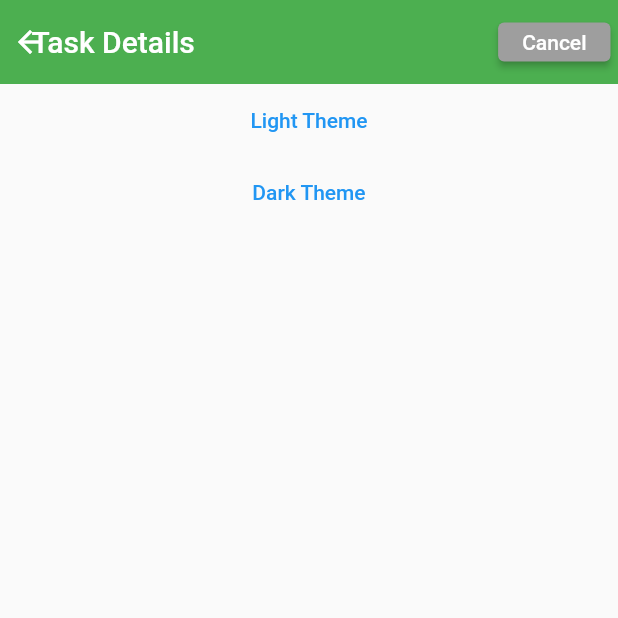
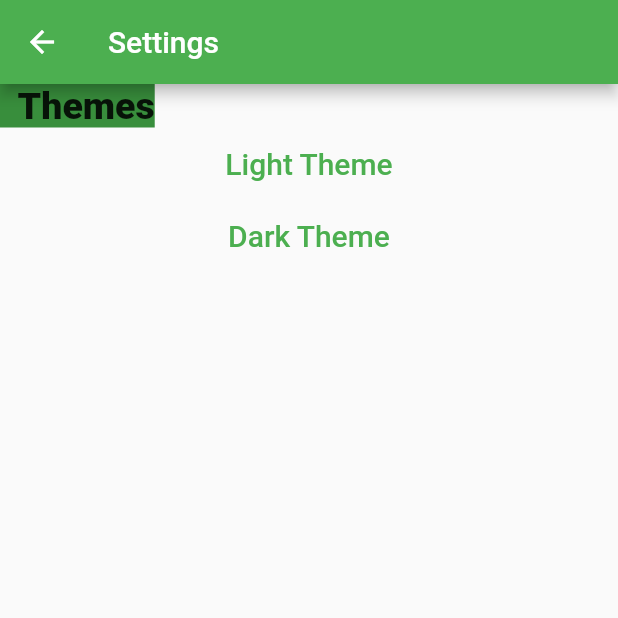
Before and after one commit to OmarIT555/NextStepPlanningApp, a Flutter app: the Settings screen opened directly, after a tap on "Light Theme", on a phone screen of 412 x 824 dp, the top half of it. Run offline on Flutter 3.47's test engine with Material 2 defaults, Android fonts, the phone set to English and light mode, and no system bars.

Commit message:
Implemented functionality in Navigation Bar, can now switch between screens. Theme light/dark moved to Settings screen, replaced appbar with a custom appbar

```diff
--- a/lib/Settings.dart
+++ b/lib/Settings.dart
@@ -2,53 +2,45 @@ import 'package:flutter/cupertino.dart';
 import 'package:flutter/material.dart';
 import 'package:next_step_planning/home_screen.dart';
 import 'package:provider/provider.dart';
-
 import 'theme.dart';
 
 class Settings extends StatelessWidget {
-  String taskName;
   @override
   Widget build(BuildContext context) {
     ThemeChanger _themeChanger = Provider.of<ThemeChanger>(context);
     return Scaffold(
-        appBar: AppBar(
-            elevation: 0,
-            leadingWidth: 5,
-            title: Text(
-              "Task Details",
-              style: TextStyle(),
-            ),
-            actions: <Widget>[
-              Container(
-                margin: const EdgeInsets.only(
-                    top: 15.0, bottom: 15.0, right: 5.0, left: 5.0),
-                child: ElevatedButton(
-                  style: ElevatedButton.styleFrom(
-                    primary: Colors.grey,
-                  ),
-                  child: Text("Cancel"),
-                  onPressed: () {
-                    print("Cancel button was clicked");
-                  },
-                ),
-              ),
-            ]),
-        body: Center(
-
-
+        appBar: AppBar(title: Text("Settings")),
+        body:
+        Center(
           child: Column(
             children: <Widget>[
+
+              Align(
+                alignment: Alignment.centerLeft,
+                child: Text("  Themes                                                                                                                                                                                                                                                                                                ",
+                    style: TextStyle(fontSize: 25, fontWeight: FontWeight.w800, backgroundColor: Colors.green.shade700)),
+              ),
+
+              Align(
+                alignment: Alignment.center,
+                child:
                 TextButton(
-                  child: Text('Light Theme'),
+                    child: Text('Light Theme', style: TextStyle(color: Colors.green, fontSize: 20)),
                     onPressed: () => _themeChanger.setTheme(ThemeData.light().copyWith(
                       accentColor: Colors.green,
                       primaryColor: Colors.green,
                     ))),
-              TextButton(
-                  child: Text('Dark Theme'),
+              ),
+
+              Align(
+                alignment: Alignment.center,
+                child: TextButton(
+                    child: Text('Dark Theme', style: TextStyle(color: Colors.green, fontSize: 20)),
                     onPressed: () => _themeChanger.setTheme(ThemeData.dark().copyWith(
                         accentColor: Colors.green,
                         primaryColor: Colors.green))),
+              )
+
             ],
           ),
         )
--- a/lib/home_screen.dart
+++ b/lib/home_screen.dart
@@ -23,7 +23,6 @@ class _MyHomePageState extends State<MyHomePage> {
     return tasks;
   }
 
-  // Widget currentScreen = listViewBuilder(0);
 
   // Used with the Floating Action Button (For now) Keeps track of how many times it's pressed
   void _incrementCounter() {
@@ -33,8 +32,7 @@ class _MyHomePageState extends State<MyHomePage> {
     });
   }
 
-  int _navigationIndex = 0;
-  final List<Widget> _pages = [MyHomePage(), Settings(), Settings()];
+
 
   //Builds The App
   @override
@@ -47,27 +45,6 @@ class _MyHomePageState extends State<MyHomePage> {
         child: listViewBuilder(count), //currentScreen //listViewBuilder(count),
         //TaskDetails(),
       ),
-
-      //bottomSheet: _pages[_navigationIndex],
-      bottomNavigationBar: BottomNavigationBar(
-        currentIndex: _navigationIndex,
-        type: BottomNavigationBarType.fixed,
-        backgroundColor: Colors.green,
-        selectedItemColor: Colors.white,
-        unselectedItemColor: Colors.white,
-        items: [
-          BottomNavigationBarItem(icon: Icon(Icons.home), label: 'Home'),
-          BottomNavigationBarItem(icon: Icon(Icons.sort), label: 'Sort'),
-          BottomNavigationBarItem(
-              icon: Icon(Icons.settings), label: 'Settings'),
-        ],
-        onTap: (index) {
-          setState(() {
-            _navigationIndex = index;
-          });
-        },
-      ),
-
       floatingActionButton: FloatingActionButton(
         onPressed: addTask,
         tooltip: 'Add Task',
--- a/lib/main.dart
+++ b/lib/main.dart
@@ -1,9 +1,12 @@
 import 'package:flutter/material.dart';
+import 'package:next_step_planning/Sort.dart';
 import 'package:next_step_planning/task_details_screen.dart';
 import 'package:next_step_planning/theme.dart';
 import 'package:provider/provider.dart';
 
+import 'Settings.dart';
 import 'home_screen.dart';
+import 'Sort.dart';
 
 void main() => runApp(MyApp());
 
@@ -18,16 +21,87 @@ class MyApp extends StatelessWidget {
     );
   }
 }
+
 class MaterialAppWithTheme extends StatelessWidget {
+
   @override
   Widget build(BuildContext context) {
     final theme = Provider.of<ThemeChanger>(context);
     return MaterialApp(
-      home: Scaffold(
-        appBar: AppBar(title: Text("Next Step Planning")),
-        body: MyHomePage(),
-      ),
-      theme: theme.getTheme(),
+        home: NSP_NavigationBar(),
+        theme: theme.getTheme(),
     );
   }
 }
+
+class CustomAppBar extends StatelessWidget implements PreferredSizeWidget {
+  @override
+  Widget build(BuildContext context) {
+    return new Container(
+      color: Colors.green,
+      height: preferredSize.height,
+      child: new Center(
+        child: new Text("Next Step Planning",
+            style: TextStyle(color: Colors.white,fontSize: 19,
+            fontWeight: FontWeight.w800,
+            fontStyle: FontStyle.italic),
+      ),
+    ));
+    throw UnimplementedError();
+  }
+
+  @override
+  Size get preferredSize => const Size.fromHeight(25.0);
+
+}
+
+class NSP_NavigationBar extends StatefulWidget {
+  @override
+  _NSP_NavigationBarState createState() => _NSP_NavigationBarState();
+}
+
+class _NSP_NavigationBarState extends State<NSP_NavigationBar> {
+  int _navigationIndex = 0;
+  final List<Widget> _pages = [
+    MyHomePage(),
+    Sort(), //Temporary page
+    Settings()];
+
+  void currentNavBar (int index) {
+    setState(() {
+      _navigationIndex = index;
+    });
+  }
+
+  @override
+  Widget build(BuildContext context) {
+    return new Scaffold(
+        /*appBar: AppBar(
+            centerTitle: true,
+            title: Text(
+            "Next Step Planning",
+            style: TextStyle(fontSize: 25,
+                fontWeight: FontWeight.w800,
+                fontStyle: FontStyle.italic
+            ))),*/
+        appBar: CustomAppBar(),
+
+        body: _pages[_navigationIndex],
+
+        bottomNavigationBar: BottomNavigationBar(type: BottomNavigationBarType.fixed,
+                                                 backgroundColor: Colors.green,
+                                                 selectedItemColor: Colors.white,
+                                                 unselectedItemColor: Colors.white,
+          onTap: currentNavBar,
+          currentIndex: _navigationIndex,
+          items: [
+            BottomNavigationBarItem(icon: Icon(Icons.home), label: 'Home'),
+            BottomNavigationBarItem(icon: Icon(Icons.sort), label: 'Sort'),
+            BottomNavigationBarItem(icon: Icon(Icons.settings), label: 'Settings'),
+          ],
+          /*,*/
+        )
+
+    );
+  }
+}
```
Also changed, not shown: lib/Sort.dart (added, +22 -0 lines), lib/task_details_screen.dart (+0 -19 lines). Lines whose indentation alone changed are shown as unchanged.
